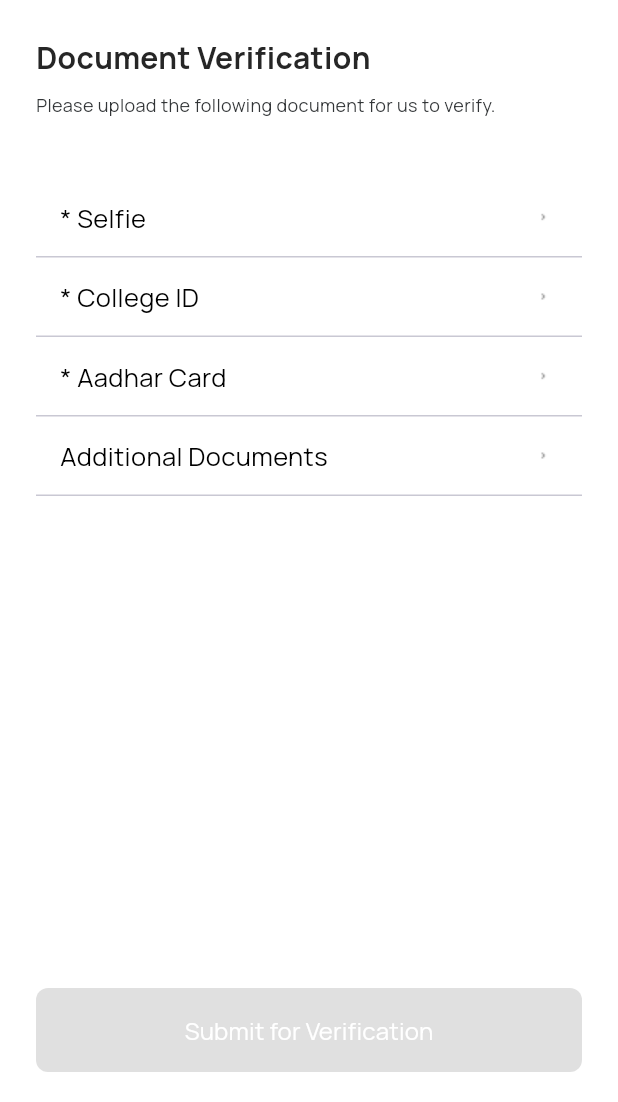
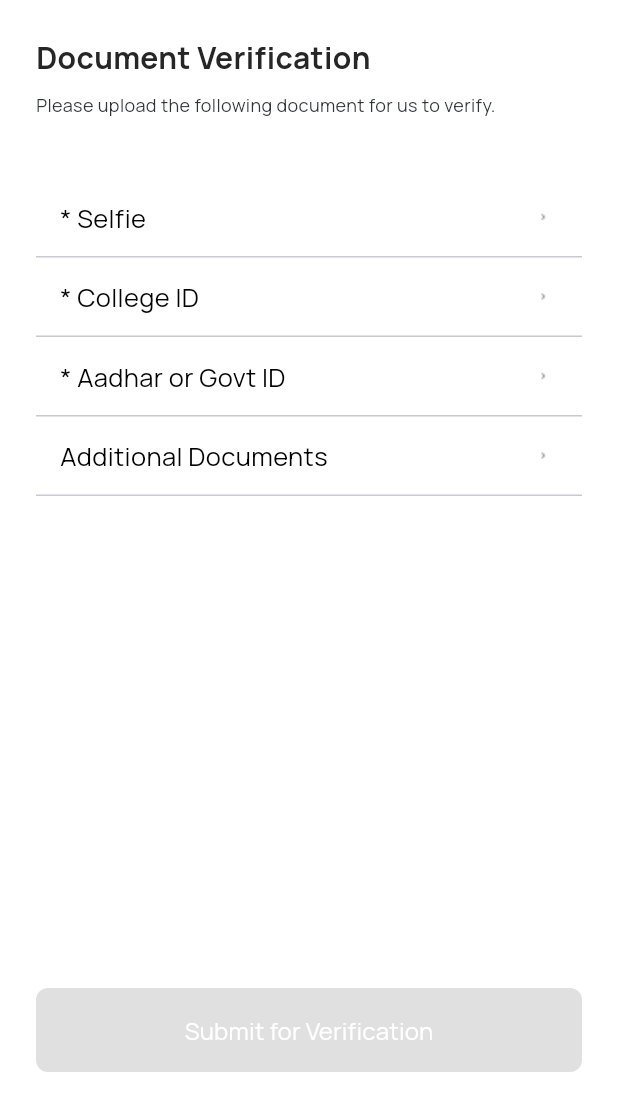
Before and after one commit to Sivareddy0506/FE_JUCTION_TEST, a Flutter app: the DocumentVerificationPage screen opened directly with empty values, on a phone screen of 412 x 824 dp, the part 134-1236 px from its top. Run offline on Flutter 3.47's test engine with Material 3 defaults, Android fonts, the phone set to English and light mode, and no system bars; our stand-ins replace carousel_slider, cloud_firestore, connectivity_plus, firebase_auth, firebase_core, flutter_image_compress and 7 more; missing offline and left inert: razorpay_flutter; accounts and stored records are empty.

Commit message:
updated govtid or  aadhaar

```diff
--- a/lib/screens/signup/document_verification_page.dart
+++ b/lib/screens/signup/document_verification_page.dart
@@ -288,7 +288,7 @@ class _DocumentVerificationPageState extends State<DocumentVerificationPage> {
               final label = switch (key) {
                 'selfie' => '* Selfie',
                 'collegeId' => '* College ID',
-                'aadhaar' => '* Aadhar Card',
+                'aadhaar' => '* Aadhar or Govt ID',
                 _ => 'Additional Documents',
               };
 
```
Also changed, not shown: 1 other file.
